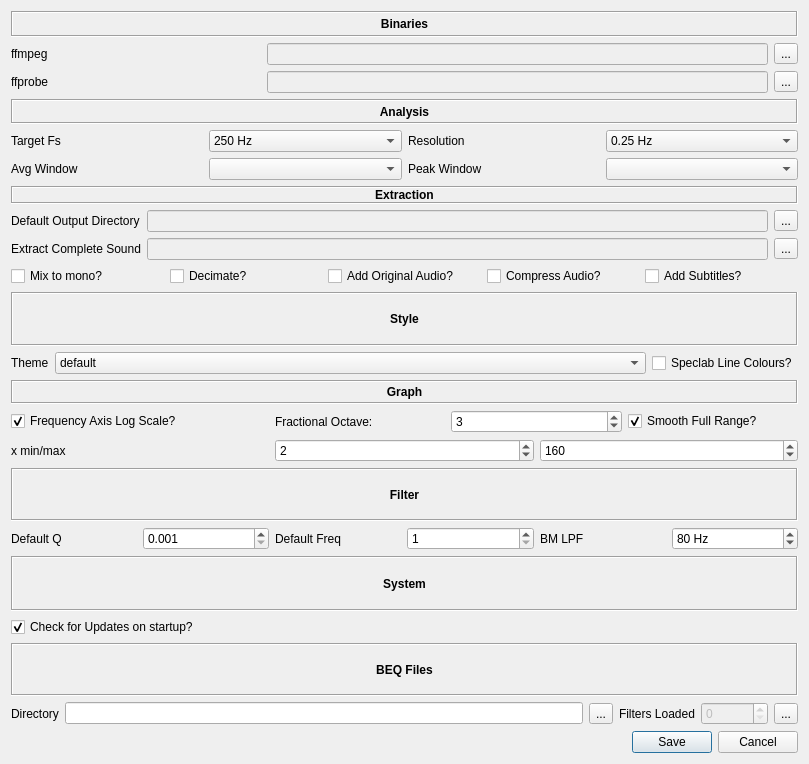
Qt form src/main/python/ui/preferences.ui (3ll3d00d/beqdesigner) before a commit.
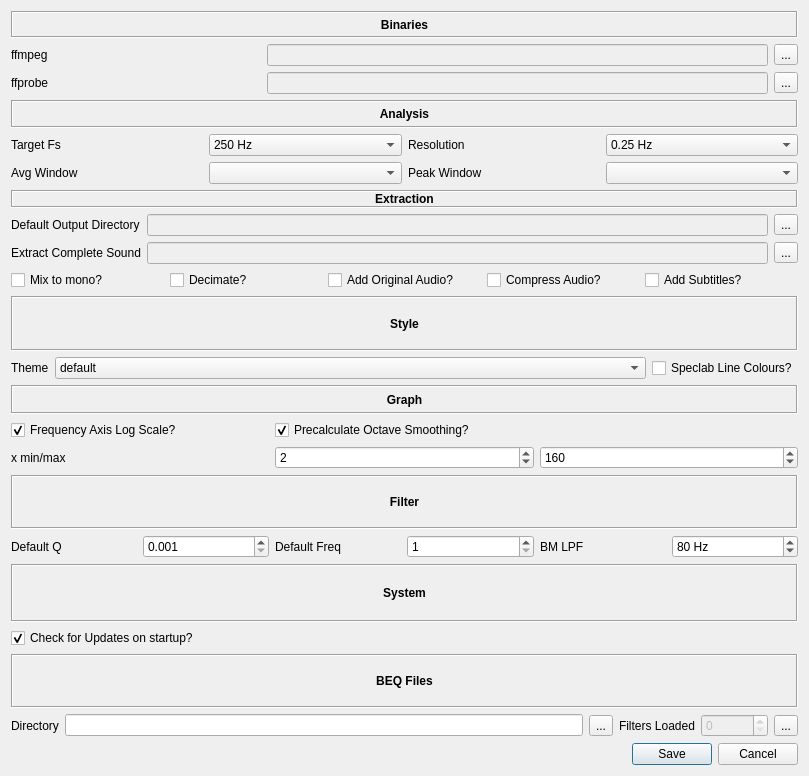
The same form after that commit.

Commit message: move smoothing controls to the main page and combine with showing which smoothing is applied to each signal #182

The edit to the form file:
```diff
--- a/src/main/python/ui/preferences.ui
+++ b/src/main/python/ui/preferences.ui
@@ -7,7 +7,7 @@
     <x>0</x>
     <y>0</y>
     <width>809</width>
-    <height>764</height>
+    <height>776</height>
    </rect>
   </property>
   <property name="windowTitle">
@@ -367,7 +367,39 @@
       </layout>
      </item>
      <item>
-      <layout class="QGridLayout" name="graphPane" columnstretch="0,0,0,0">
+      <layout class="QGridLayout" name="graphPane" columnstretch="0,0,0">
+       <item row="1" column="0">
+        <widget class="QCheckBox" name="freqIsLogScale">
+         <property name="text">
+          <string>Frequency Axis Log Scale?</string>
+         </property>
+         <property name="checked">
+          <bool>true</bool>
+         </property>
+        </widget>
+       </item>
+       <item row="0" column="0" colspan="3">
+        <widget class="QLabel" name="graphLabel">
+         <property name="font">
+          <font>
+           <weight>75</weight>
+           <bold>true</bold>
+          </font>
+         </property>
+         <property name="frameShape">
+          <enum>QFrame::Box</enum>
+         </property>
+         <property name="frameShadow">
+          <enum>QFrame::Sunken</enum>
+         </property>
+         <property name="text">
+          <string>Graph</string>
+         </property>
+         <property name="alignment">
+          <set>Qt::AlignCenter</set>
+         </property>
+        </widget>
+       </item>
        <item row="2" column="1">
         <widget class="QSpinBox" name="xmin">
          <property name="minimum">
@@ -381,13 +413,6 @@
          </property>
         </widget>
        </item>
-       <item row="2" column="0">
-        <widget class="QLabel" name="xminmaxLabel">
-         <property name="text">
-          <string>x min/max</string>
-         </property>
-        </widget>
-       </item>
        <item row="2" column="2">
         <widget class="QSpinBox" name="xmax">
          <property name="minimum">
@@ -401,72 +426,23 @@
          </property>
         </widget>
        </item>
-       <item row="1" column="0">
-        <widget class="QCheckBox" name="freqIsLogScale">
+       <item row="2" column="0">
+        <widget class="QLabel" name="xminmaxLabel">
          <property name="text">
-          <string>Frequency Axis Log Scale?</string>
+          <string>x min/max</string>
+         </property>
+        </widget>
+       </item>
+       <item row="1" column="1">
+        <widget class="QCheckBox" name="precalcSmoothing">
+         <property name="text">
+          <string>Precalculate Octave Smoothing?</string>
          </property>
          <property name="checked">
           <bool>true</bool>
          </property>
         </widget>
        </item>
-       <item row="0" column="0" colspan="3">
-        <widget class="QLabel" name="graphLabel">
-         <property name="font">
-          <font>
-           <weight>75</weight>
-           <bold>true</bold>
-          </font>
-         </property>
-         <property name="frameShape">
-          <enum>QFrame::Box</enum>
-         </property>
-         <property name="frameShadow">
-          <enum>QFrame::Sunken</enum>
-         </property>
-         <property name="text">
-          <string>Graph</string>
-         </property>
-         <property name="alignment">
-          <set>Qt::AlignCenter</set>
-         </property>
-        </widget>
-       </item>
-       <item row="1" column="1" colspan="2">
-        <layout class="QHBoxLayout" name="horizontalLayout">
-         <item>
-          <widget class="QLabel" name="fractionalOctaveLabel">
-           <property name="text">
-            <string>Fractional Octave:</string>
-           </property>
-          </widget>
-         </item>
-         <item>
-          <widget class="QSpinBox" name="fractionalOctave">
-           <property name="minimum">
-            <number>1</number>
-           </property>
-           <property name="maximum">
-            <number>24</number>
-           </property>
-           <property name="value">
-            <number>3</number>
-           </property>
-          </widget>
-         </item>
-         <item>
-          <widget class="QCheckBox" name="smoothFullRange">
-           <property name="text">
-            <string>Smooth Full Range?</string>
-           </property>
-           <property name="checked">
-            <bool>true</bool>
-           </property>
-          </widget>
-         </item>
-        </layout>
-       </item>
       </layout>
      </item>
      <item>
```
The commit also changes 10 other files.
